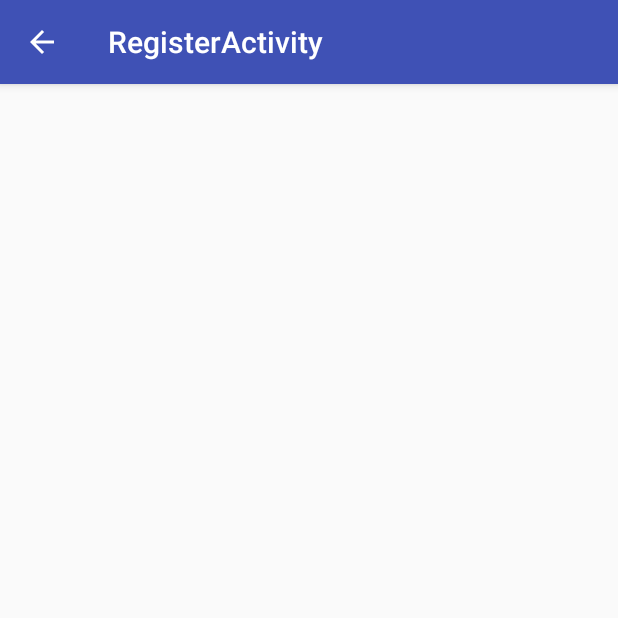
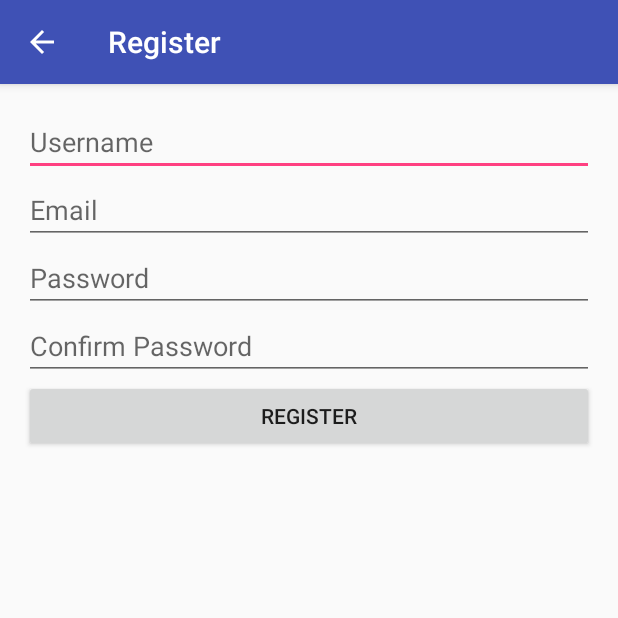
Before and after one commit to ScottLegrove/HoneyDueAndroid, an Android app: the RegisterActivity screen opened directly, with no data from a screen before it, on a phone screen of 412 x 824 dp, the top half of it. Run offline under Robolectric (Android 15) with nearby library versions, the phone set to English and light mode, and no system bars.

Commit message:
Added fields to register page

```diff
--- a/app/src/main/java/pragmaticdevelopment/com/honeydue/RegisterActivity.java
+++ b/app/src/main/java/pragmaticdevelopment/com/honeydue/RegisterActivity.java
@@ -14,6 +14,7 @@ public class RegisterActivity extends AppCompatActivity {
         super.onCreate(savedInstanceState);
         setContentView(R.layout.activity_register);
         Toolbar toolbar = (Toolbar) findViewById(R.id.toolbar);
+        toolbar.setTitle("Register");
         setSupportActionBar(toolbar);
 
         getSupportActionBar().setDisplayHomeAsUpEnabled(true);
--- a/app/src/main/res/layout/content_register.xml
+++ b/app/src/main/res/layout/content_register.xml
@@ -10,4 +10,66 @@
     tools:showIn="@layout/activity_register"
     tools:context="pragmaticdevelopment.com.honeydue.RegisterActivity">
 
+    <EditText
+        android:layout_width="wrap_content"
+        android:layout_height="wrap_content"
+        android:inputType="textPersonName"
+        android:ems="10"
+        android:id="@+id/txtBxUsername"
+        android:hint="Username"
+        android:layout_alignParentTop="true"
+        android:layout_alignParentRight="true"
+        android:layout_alignParentEnd="true"
+        android:layout_alignParentLeft="true"
+        android:layout_alignParentStart="true" />
+
+    <EditText
+        android:layout_width="wrap_content"
+        android:layout_height="wrap_content"
+        android:inputType="textEmailAddress"
+        android:ems="10"
+        android:id="@+id/txtBxEmail"
+        android:hint="Email"
+        android:layout_below="@+id/txtBxUsername"
+        android:layout_alignParentRight="true"
+        android:layout_alignParentEnd="true"
+        android:layout_alignParentLeft="true"
+        android:layout_alignParentStart="true" />
+
+    <EditText
+        android:layout_width="wrap_content"
+        android:layout_height="wrap_content"
+        android:inputType="textPassword"
+        android:ems="10"
+        android:id="@+id/txtBxPassword"
+        android:hint="Password"
+        android:layout_below="@+id/txtBxEmail"
+        android:layout_alignParentRight="true"
+        android:layout_alignParentEnd="true"
+        android:layout_alignParentLeft="true"
+        android:layout_alignParentStart="true" />
+
+    <EditText
+        android:layout_width="wrap_content"
+        android:layout_height="wrap_content"
+        android:inputType="textPassword"
+        android:ems="10"
+        android:id="@+id/txtBxConfirmPass"
+        android:hint="Confirm Password"
+        android:layout_below="@+id/txtBxPassword"
+        android:layout_alignParentRight="true"
+        android:layout_alignParentEnd="true"
+        android:layout_alignParentLeft="true"
+        android:layout_alignParentStart="true" />
+
+    <Button
+        android:layout_width="wrap_content"
+        android:layout_height="wrap_content"
+        android:text="@string/action_register"
+        android:id="@+id/btnRegisterSubmit"
+        android:layout_below="@+id/txtBxConfirmPass"
+        android:layout_alignParentRight="true"
+        android:layout_alignParentEnd="true"
+        android:layout_alignParentLeft="true"
+        android:layout_alignParentStart="true" />
 </RelativeLayout>
```
Also changed, not shown: settings.gradle (line endings or trailing spaces), 2 other files.
